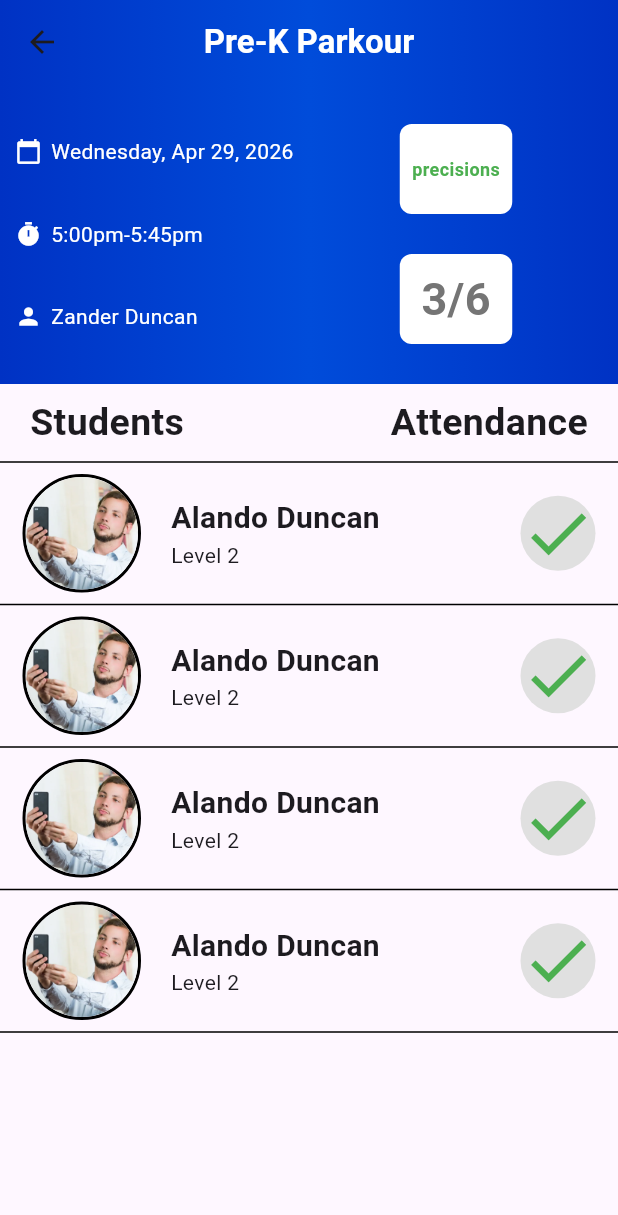
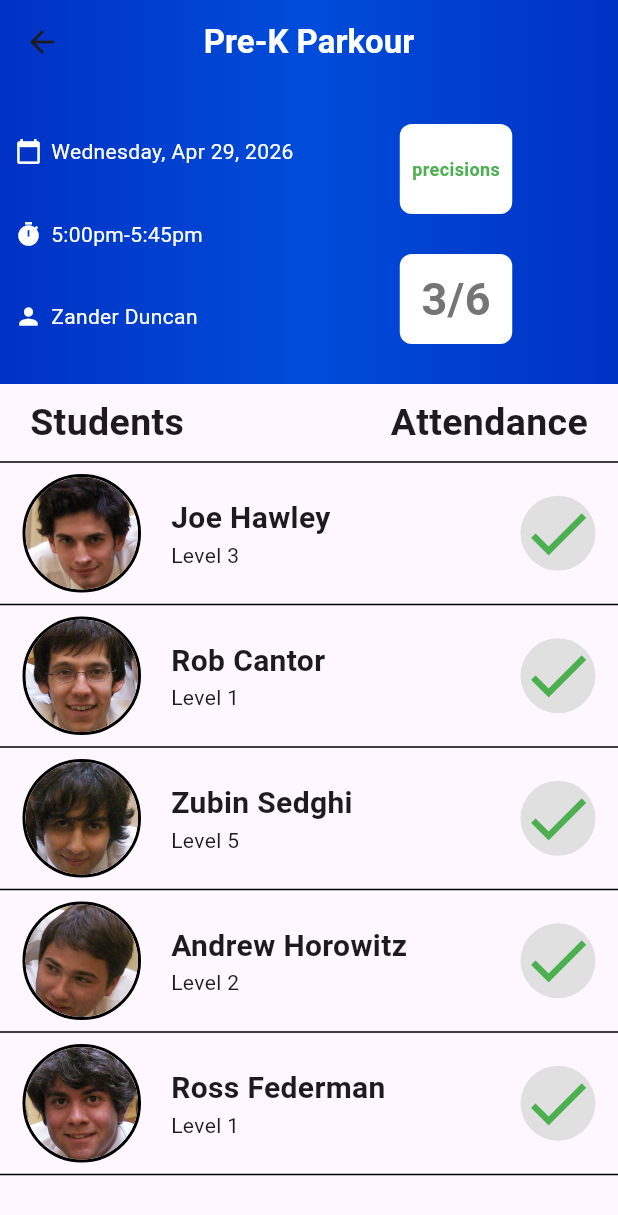
Before and after one commit to Legendaryswordsman2/Rogue-Journeys, a Flutter app: the ClassPage screen opened directly with sample values from the repository, on a phone screen of 412 x 824 dp. Shown: the top 1215 px of the screen. Run offline on Flutter 3.47's test engine with Material 3 defaults, Android fonts, the phone set to English and light mode, and no system bars; drawn by our look-alikes of auto_size_text.

Commit message:
Added Tally Hall

```diff
--- a/lib/class_page.dart
+++ b/lib/class_page.dart
@@ -137,12 +137,7 @@ class Header extends StatelessWidget {
 }
 
 class StudentsList extends StatelessWidget {
-  final List<Student> students = [
-    Student.sampleStudent,
-    Student.sampleStudent,
-    Student.sampleStudent,
-    Student.sampleStudent,
-  ];
+  final List<Student> students = Student.sampleStudentList1;
   StudentsList({super.key});
 
   @override
--- a/lib/data_objects/class_info.dart
+++ b/lib/data_objects/class_info.dart
@@ -142,4 +142,32 @@ class Student {
     profilePicAssetLocation: "assets/images/test.png",
     level: 2,
   );
+
+  static final List<Student> sampleStudentList1 = [
+    Student(
+      studentName: "Joe Hawley",
+      profilePicAssetLocation: "assets/images/tally_hall/joe_hawley.png",
+      level: 3,
+    ),
+     Student(
+      studentName: "Rob Cantor",
+      profilePicAssetLocation: "assets/images/tally_hall/rob_cantor.png",
+      level: 1,
+    ),
+     Student(
+      studentName: "Zubin Sedghi",
+      profilePicAssetLocation: "assets/images/tally_hall/zubin_sedghi.png",
+      level: 5,
+    ),
+     Student(
+      studentName: "Andrew Horowitz",
+      profilePicAssetLocation: "assets/images/tally_hall/andrew_horowitz.png",
+      level: 2,
+    ),
+     Student(
+      studentName: "Ross Federman",
+      profilePicAssetLocation: "assets/images/tally_hall/ross_federman.png",
+      level: 1,
+    ),
+  ];
 }
--- a/pubspec.yaml
+++ b/pubspec.yaml
@@ -65,6 +65,7 @@ flutter:
 
   assets:
     - assets/images/
+    - assets/images/tally_hall/
   # An image asset can refer to one or more resolution-specific "variants", see
   # https://flutter.dev/to/resolution-aware-images
 
```
Also changed, not shown: assets/images/tally_hall/andrew_horowitz.png (added), assets/images/tally_hall/joe_hawley.png (added), assets/images/tally_hall/rob_cantor.png (added), assets/images/tally_hall/ross_federman.png (added), assets/images/tally_hall/tw5j74hdur751-2372783444.jpg (added), assets/images/tally_hall/zubin_sedghi.png (added).
